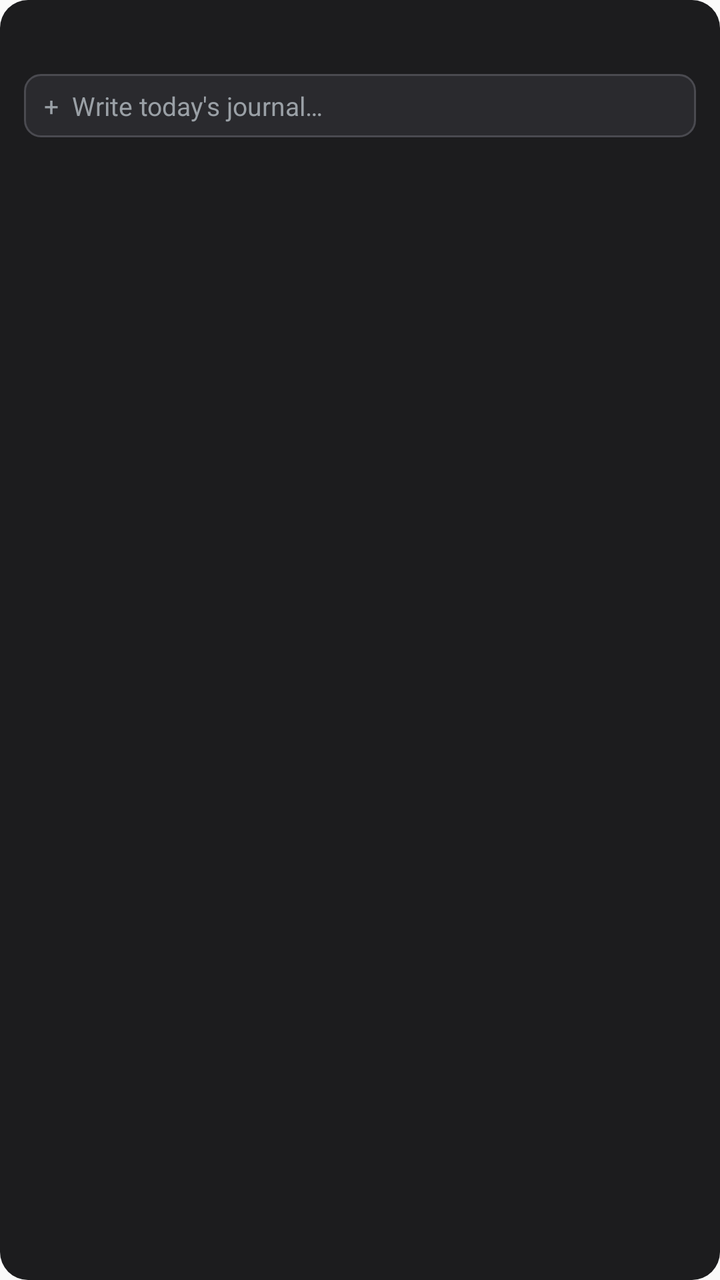
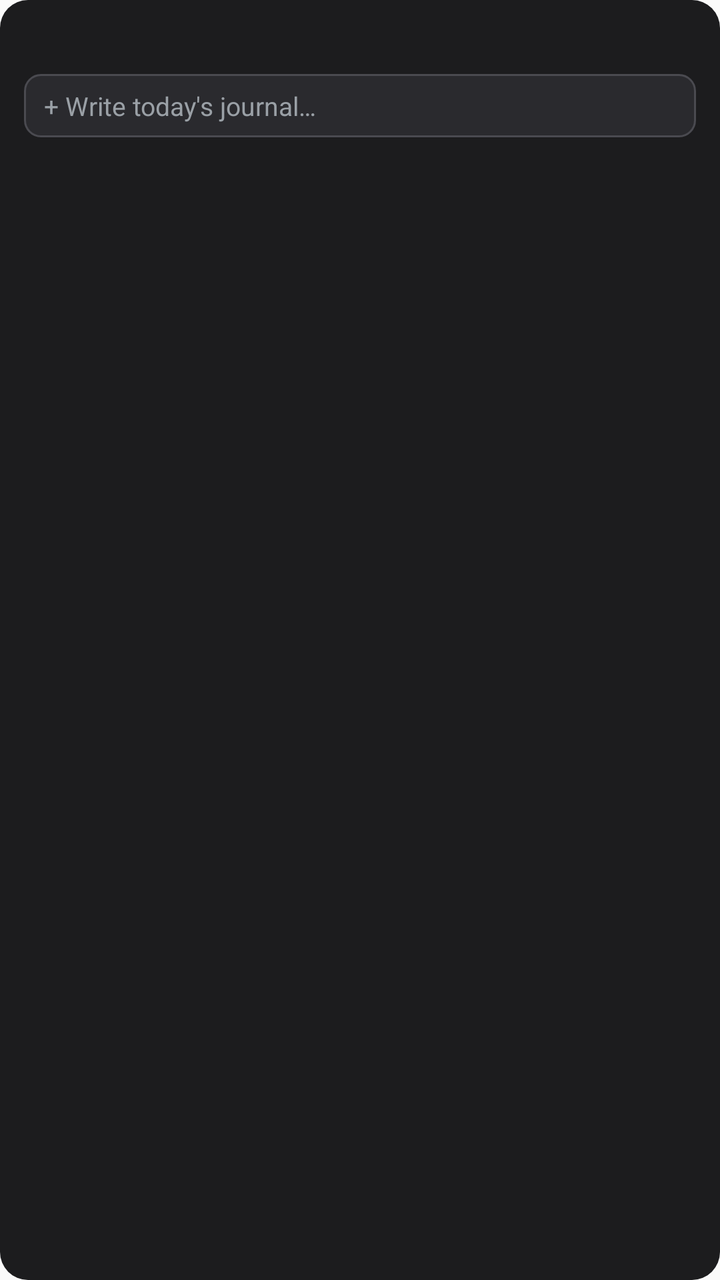

The first picture is an Android layout as it rendered before a commit; the second is the same layout after the commit. The layout source and the unified diff follow.
<!-- AndroidManifest.xml: application theme Theme.Knotes -->
<!-- res/layout/widget_today_journal.xml -->
<?xml version="1.0" encoding="utf-8"?>
<LinearLayout xmlns:android="http://schemas.android.com/apk/res/android"
    android:id="@+id/widget_root"
    android:layout_width="match_parent"
    android:layout_height="match_parent"
    android:background="@drawable/widget_bg"
    android:orientation="vertical"
    android:padding="12dp">

    
    <LinearLayout
        android:layout_width="match_parent"
        android:layout_height="wrap_content"
        android:baselineAligned="false"
        android:gravity="center_vertical"
        android:orientation="horizontal"
        android:paddingBottom="6dp">

        <TextView
            android:id="@+id/tj_title"
            android:layout_width="0dp"
            android:layout_height="wrap_content"
            android:layout_weight="1"
            android:ellipsize="end"
            android:maxLines="1"
            android:textColor="#FFFFFF"
            android:textSize="14sp"
            android:textStyle="bold" />

        <TextView
            android:id="@+id/tj_badge"
            android:layout_width="wrap_content"
            android:layout_height="wrap_content"
            android:background="@drawable/widget_badge"
            android:gravity="center"
            android:minWidth="26dp"
            android:paddingStart="7dp"
            android:paddingTop="1dp"
            android:paddingEnd="7dp"
            android:paddingBottom="1dp"
            android:textColor="#8AB4F8"
            android:textSize="13sp"
            android:textStyle="bold"
            android:visibility="gone" />
    </LinearLayout>

    <TextView
        android:id="@+id/tj_add"
        android:layout_width="match_parent"
        android:layout_height="wrap_content"
        android:background="@drawable/widget_input_bg"
        android:ellipsize="end"
        android:maxLines="1"
        android:paddingStart="10dp"
        android:paddingTop="7dp"
        android:paddingEnd="10dp"
        android:paddingBottom="7dp"
        android:text="+  Write today's journal…"
        android:textColor="#9AA0A6"
        android:textSize="13sp" />

    <TextView
        android:id="@+id/tj_empty"
        android:layout_width="match_parent"
        android:layout_height="wrap_content"
        android:paddingTop="8dp"
        android:textColor="#AAAAAA"
        android:textSize="13sp"
        android:visibility="gone" />

    <ListView
        android:id="@+id/tj_list"
        android:layout_width="match_parent"
        android:layout_height="0dp"
        android:layout_weight="1"
        android:divider="@null"
        android:dividerHeight="0dp"
        android:paddingTop="6dp" />
</LinearLayout>
<!-- resources referenced by this layout -->
<resources>
  <!-- drawable widget_badge (drawable) -->
  <?xml version="1.0" encoding="utf-8"?>
  <shape xmlns:android="http://schemas.android.com/apk/res/android" android:shape="rectangle">
      <solid android:color="#2A2A2E" />
      <corners android:radius="9dp" />
  </shape>
  <!-- drawable widget_bg (drawable) -->
  <?xml version="1.0" encoding="utf-8"?>
  <shape xmlns:android="http://schemas.android.com/apk/res/android" android:shape="rectangle">
      <solid android:color="#1C1C1E" />
      <corners android:radius="14dp" />
  </shape>
  <!-- drawable widget_input_bg (drawable) -->
  <?xml version="1.0" encoding="utf-8"?>
  <shape xmlns:android="http://schemas.android.com/apk/res/android" android:shape="rectangle">
      <solid android:color="#2A2A2E" />
      <stroke
          android:width="1dp"
          android:color="#4A4A50" />
      <corners android:radius="8dp" />
  </shape>
  <style name="Theme.Knotes" parent="android:Theme.Material.Light.NoActionBar">
          
          <item name="android:statusBarColor">#FFFFFFFF</item>
          <item name="android:navigationBarColor">#FFFFFFFF</item>
          <item name="android:windowLightStatusBar">true</item>
          <item name="android:windowLightNavigationBar">true</item>
      </style>
</resources>

<!-- the commit's change to res/layout/widget_today_journal.xml (unified diff, before → after) -->
@@ -55,7 +55,7 @@
         android:paddingTop="7dp"
         android:paddingEnd="10dp"
         android:paddingBottom="7dp"
-        android:text="+  Write today's journal…"
+        android:text="@string/widgets_today_journal_add"
         android:textColor="#9AA0A6"
         android:textSize="13sp" />
 
<!-- resource entries referenced after the edit -->
@@ -21,6 +21,7 @@
           android:color="#4A4A50" />
       <corners android:radius="8dp" />
   </shape>
+  <string name="widgets_today_journal_add">+  Write today\'s journal…</string>
   <style name="Theme.Knotes" parent="android:Theme.Material.Light.NoActionBar">
           
           <item name="android:statusBarColor">#FFFFFFFF</item>
